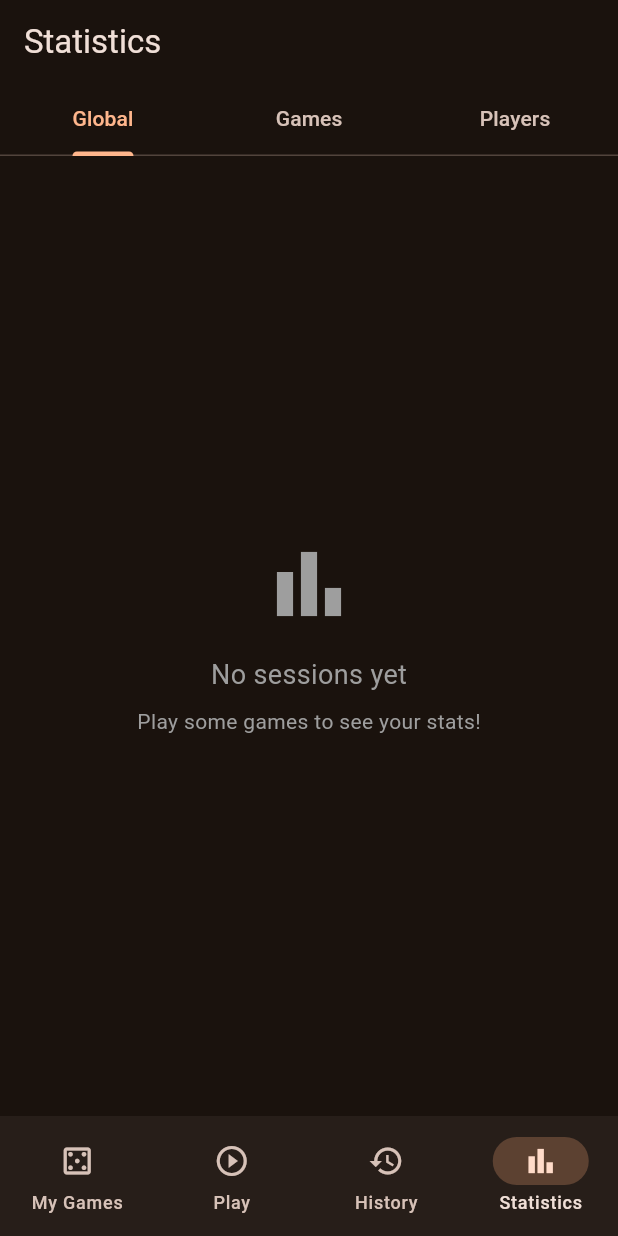
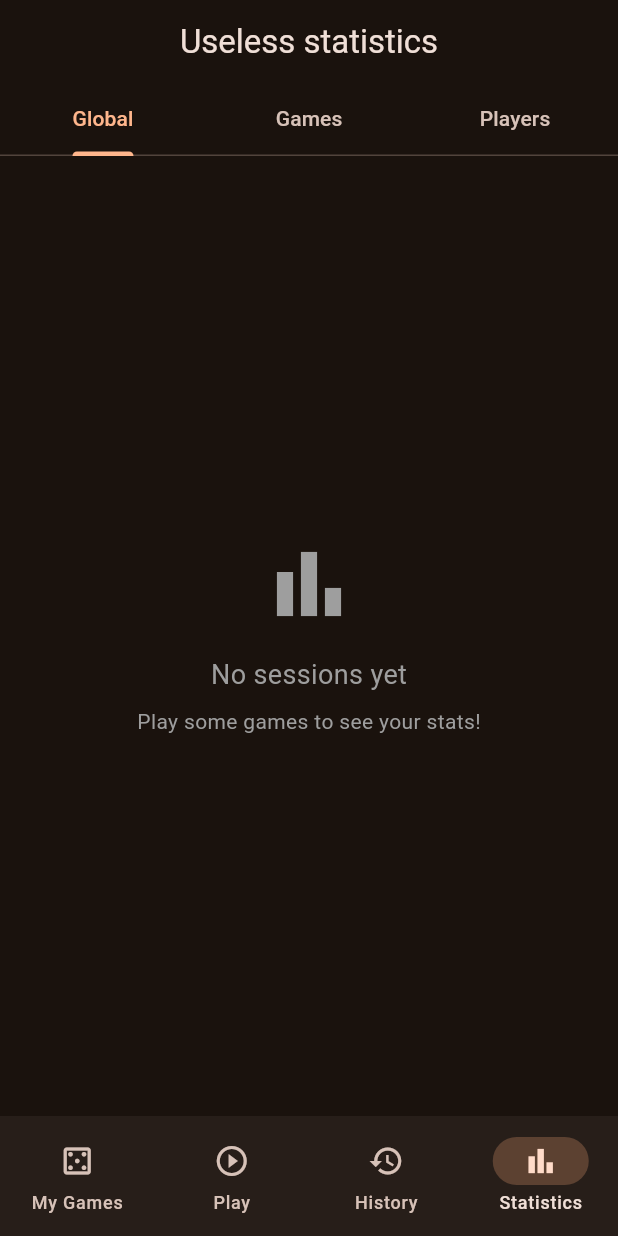
Before and after one commit to Kovali0/BoardGameApp, a Flutter app: the screen it shows after launch, item 4 of the bottom bar chosen, on a phone screen of 412 x 824 dp. Run offline on Flutter 3.47's test engine with Material 3 defaults, Android fonts, the light colour scheme and no system bars; our stand-ins replace sqflite; accounts and stored records are empty.

Commit message:
fix: correct page heders

```diff
--- a/lib/screens/catalog/catalog_screen.dart
+++ b/lib/screens/catalog/catalog_screen.dart
@@ -12,7 +12,7 @@ class CatalogScreen extends StatelessWidget {
   Widget build(BuildContext context) {
     return Scaffold(
       appBar: AppBar(
-        title: const Text('My Games'),
+        title: const Text('My Games Collection'),
         centerTitle: true,
       ),
       body: Consumer<GameProvider>(
--- a/lib/screens/history/history_screen.dart
+++ b/lib/screens/history/history_screen.dart
@@ -11,7 +11,7 @@ class HistoryScreen extends StatelessWidget {
   Widget build(BuildContext context) {
     return Scaffold(
       appBar: AppBar(
-        title: const Text('History'),
+        title: const Text('Sessions history'),
         centerTitle: true,
       ),
       body: Consumer<SessionProvider>(
--- a/lib/screens/session/play_landing_screen.dart
+++ b/lib/screens/session/play_landing_screen.dart
@@ -11,7 +11,7 @@ class PlayLandingScreen extends StatelessWidget {
   Widget build(BuildContext context) {
     return Scaffold(
       appBar: AppBar(
-        title: const Text('Play'),
+        title: const Text('Play new session'),
         centerTitle: true,
         automaticallyImplyLeading: preselectedGame != null,
       ),
--- a/lib/screens/statistics/statistics_screen.dart
+++ b/lib/screens/statistics/statistics_screen.dart
@@ -36,7 +36,8 @@ class _StatisticsScreenState extends State<StatisticsScreen>
 
     return Scaffold(
       appBar: AppBar(
-        title: const Text('Statistics'),
+        title: const Text('Useless statistics'),
+        centerTitle: true,
         bottom: TabBar(
           controller: _tabController,
           tabs: const [
```
